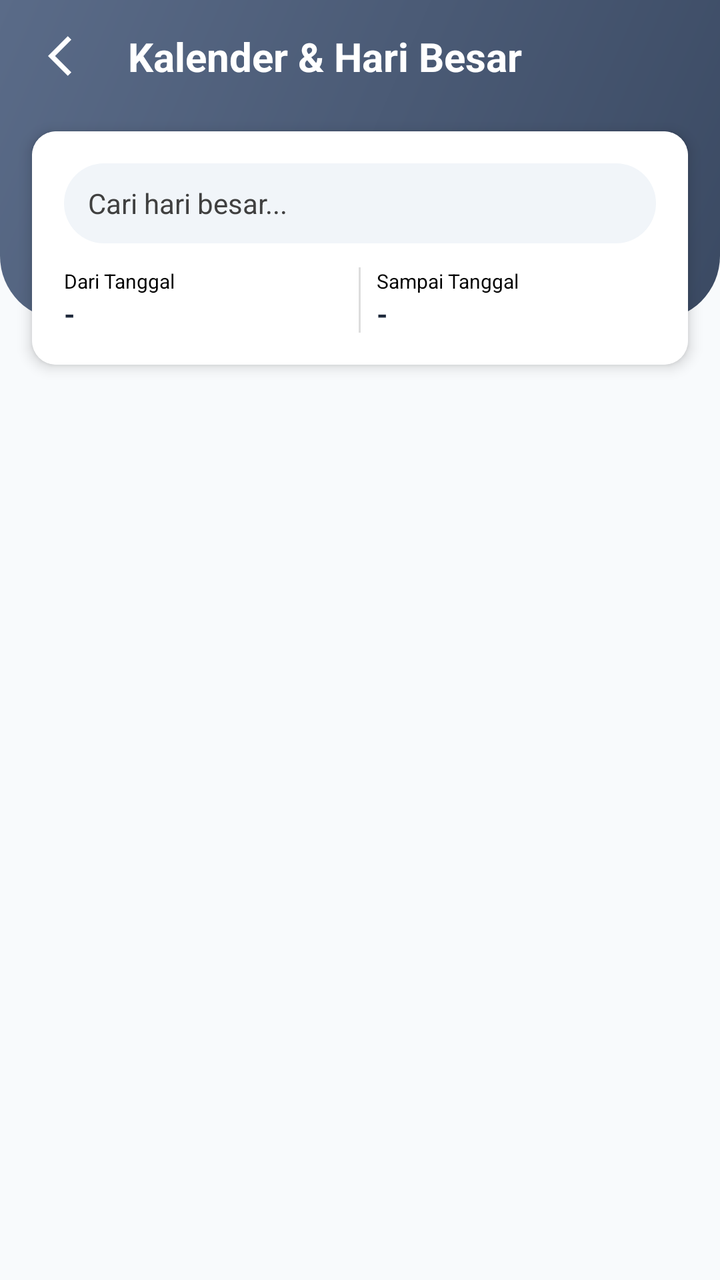
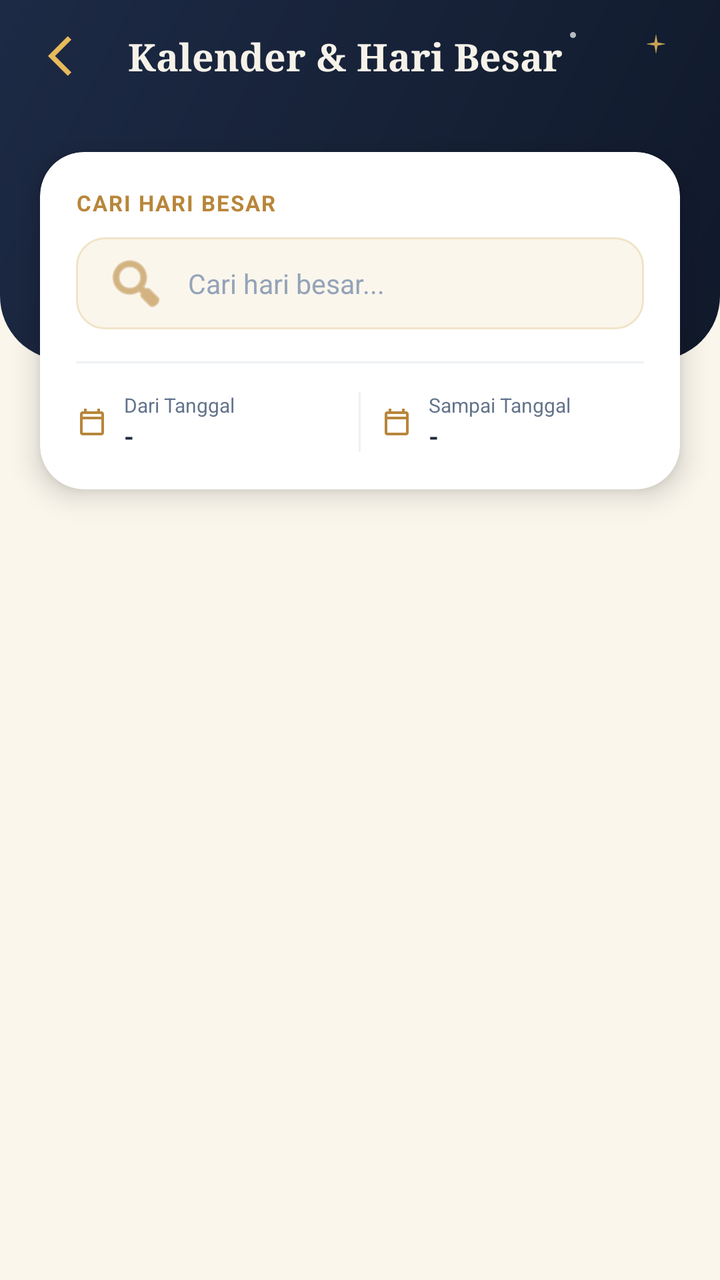

Two renders of the same Android screen: before a commit and after it. Below are the layout's source before the change and the commit's diff.
<!-- AndroidManifest.xml: application theme AppTheme -->
<!-- res/layout/activity_calendar.xml -->
<?xml version="1.0" encoding="utf-8"?>
<androidx.constraintlayout.widget.ConstraintLayout
    xmlns:android="http://schemas.android.com/apk/res/android"
    xmlns:app="http://schemas.android.com/apk/res-auto"
    xmlns:tools="http://schemas.android.com/tools"
    android:layout_width="match_parent"
    android:layout_height="match_parent"
    android:background="@color/bg_background">

    <View
        android:id="@+id/headerBg"
        android:layout_width="match_parent"
        android:layout_height="160dp"
        android:background="@drawable/bg_header_gradient"
        app:layout_constraintTop_toTopOf="parent" />

    <ImageView
        android:id="@+id/btnBack"
        android:layout_width="wrap_content"
        android:layout_height="wrap_content"
        android:layout_marginStart="24dp"
        android:layout_marginTop="16dp"
        android:src="@drawable/ic_arrow_back"
        app:tint="@android:color/white"
        app:layout_constraintStart_toStartOf="parent"
        app:layout_constraintTop_toTopOf="parent" />

    <TextView
        android:id="@+id/tvTitle"
        android:layout_width="wrap_content"
        android:layout_height="wrap_content"
        android:layout_marginStart="16dp"
        android:text="Kalender &amp; Hari Besar"
        android:textColor="@android:color/white"
        android:textSize="20sp"
        android:textStyle="bold"
        app:layout_constraintBottom_toBottomOf="@id/btnBack"
        app:layout_constraintStart_toEndOf="@id/btnBack"
        app:layout_constraintTop_toTopOf="@id/btnBack" />

    <androidx.cardview.widget.CardView
        android:id="@+id/cardFilter"
        android:layout_width="match_parent"
        android:layout_height="wrap_content"
        android:layout_marginHorizontal="16dp"
        android:layout_marginTop="24dp"
        app:cardCornerRadius="12dp"
        app:cardElevation="4dp"
        app:layout_constraintTop_toBottomOf="@id/tvTitle">

        <LinearLayout
            android:layout_width="match_parent"
            android:layout_height="wrap_content"
            android:background="@android:color/white"
            android:orientation="vertical"
            android:padding="16dp">

            <EditText
                android:id="@+id/etSearch"
                android:layout_width="match_parent"
                android:layout_height="40dp"
                android:background="@drawable/bg_card_rounded"
                android:backgroundTint="#F1F5F9"
                android:drawablePadding="8dp"
                android:hint="Cari hari besar..."
                android:textColorHint="#404040"
                android:textColor="@color/text_primary"
                android:paddingHorizontal="12dp"
                android:textSize="14sp"
                android:inputType="text"
                android:maxLines="1"/>

            <LinearLayout
                android:layout_width="match_parent"
                android:layout_height="wrap_content"
                android:layout_marginTop="12dp"
                android:orientation="horizontal"
                android:baselineAligned="false">

                <LinearLayout
                    android:id="@+id/btnStartDate"
                    android:layout_width="0dp"
                    android:layout_height="wrap_content"
                    android:layout_weight="1"
                    android:orientation="vertical"
                    android:background="?attr/selectableItemBackground"
                    android:clickable="true"
                    android:focusable="true">

                    <TextView
                        android:layout_width="wrap_content"
                        android:layout_height="wrap_content"
                        android:text="Dari Tanggal"
                        android:textSize="10sp"
                        android:textColor="@android:color/black"/>
                    <TextView
                        android:id="@+id/tvStartDateVal"
                        android:layout_width="match_parent"
                        android:layout_height="wrap_content"
                        android:text="-"
                        android:textStyle="bold"
                        android:textColor="@color/text_primary"/>
                </LinearLayout>

                <View
                    android:layout_width="1dp"
                    android:layout_height="match_parent"
                    android:layout_marginHorizontal="8dp"
                    android:background="#ddd"/>

                <LinearLayout
                    android:id="@+id/btnEndDate"
                    android:layout_width="0dp"
                    android:layout_height="wrap_content"
                    android:layout_weight="1"
                    android:orientation="vertical"
                    android:background="?attr/selectableItemBackground"
                    android:clickable="true"
                    android:focusable="true">

                    <TextView
                        android:layout_width="wrap_content"
                        android:layout_height="wrap_content"
                        android:text="Sampai Tanggal"
                        android:textSize="10sp"
                        android:textColor="@android:color/black"/>
                    <TextView
                        android:id="@+id/tvEndDateVal"
                        android:layout_width="match_parent"
                        android:layout_height="wrap_content"
                        android:text="-"
                        android:textStyle="bold"
                        android:textColor="@color/text_primary"/>
                </LinearLayout>

                <ImageView
                    android:id="@+id/btnResetDate"
                    android:layout_width="24dp"
                    android:layout_height="24dp"
                    android:layout_gravity="center_vertical"
                    android:src="@drawable/ic_reset"
                    app:tint="@android:color/holo_red_light"
                    android:layout_marginStart="8dp"
                    android:visibility="gone"/>
            </LinearLayout>
        </LinearLayout>
    </androidx.cardview.widget.CardView>

    <androidx.recyclerview.widget.RecyclerView
        android:id="@+id/rvHolidays"
        android:layout_width="match_parent"
        android:layout_height="0dp"
        android:layout_marginTop="16dp"
        android:paddingHorizontal="16dp"
        android:clipToPadding="false"
        app:layout_constraintTop_toBottomOf="@id/cardFilter"
        app:layout_constraintBottom_toBottomOf="parent"
        tools:listitem="@layout/item_holiday" />

    <ProgressBar
        android:id="@+id/progressBar"
        android:layout_width="wrap_content"
        android:layout_height="wrap_content"
        app:layout_constraintBottom_toBottomOf="parent"
        app:layout_constraintEnd_toEndOf="parent"
        app:layout_constraintStart_toStartOf="parent"
        app:layout_constraintTop_toTopOf="parent" />

</androidx.constraintlayout.widget.ConstraintLayout>
<!-- res/layout/item_holiday.xml (included above) -->
<?xml version="1.0" encoding="utf-8"?>
<androidx.cardview.widget.CardView xmlns:android="http://schemas.android.com/apk/res/android"
    android:layout_width="match_parent"
    android:layout_height="wrap_content"
    xmlns:app="http://schemas.android.com/apk/res-auto"
    android:layout_marginBottom="12dp"
    android:background="@android:color/white"
    app:cardCornerRadius="12dp"
    app:cardElevation="2dp">

    <LinearLayout
        android:layout_width="match_parent"
        android:background="@android:color/white"
        android:layout_height="wrap_content"
        android:orientation="vertical"
        android:padding="16dp">

        <TextView
            android:id="@+id/tvDate"
            android:layout_width="wrap_content"
            android:layout_height="wrap_content"
            android:text="17 Agustus 2024"
            android:textColor="@color/header_start"
            android:textStyle="bold" />

        <TextView
            android:id="@+id/tvName"
            android:layout_width="wrap_content"
            android:layout_height="wrap_content"
            android:layout_marginTop="4dp"
            android:text="Hari Kemerdekaan RI"
            android:textColor="@color/text_primary"
            android:textSize="16sp" />

        <TextView
            android:id="@+id/tvType"
            android:layout_width="wrap_content"
            android:layout_height="wrap_content"
            android:layout_marginTop="8dp"
            android:text="Nasional"
            android:textColor="@android:color/black"
            android:textSize="10sp"
            android:background="@drawable/bg_card_rounded"
            android:paddingVertical="2dp"/>
    </LinearLayout>
</androidx.cardview.widget.CardView>
<!-- resources referenced by this layout -->
<resources>
  <color name="bg_background">#F8FAFC</color>
  <color name="header_start">#5A6B88</color>
  <color name="text_primary">#1E293B</color>
  <!-- drawable bg_card_rounded (drawable) -->
  <?xml version="1.0" encoding="utf-8"?>
  <shape xmlns:android="http://schemas.android.com/apk/res/android">
      <solid android:color="@color/card_white"/>
      <corners android:radius="24dp"/>
  </shape>
  <!-- drawable bg_header_gradient (drawable) -->
  <?xml version="1.0" encoding="utf-8"?>
  <shape xmlns:android="http://schemas.android.com/apk/res/android" android:shape="rectangle">
      <gradient
          android:startColor="@color/header_start"
          android:endColor="@color/header_end"
          android:angle="315"/>
      <corners
          android:bottomLeftRadius="32dp"
          android:bottomRightRadius="32dp"/>
  </shape>
  <style name="AppTheme" parent="Theme.AlKaukaba">
          <item name="android:windowDrawsSystemBarBackgrounds" tools:targetApi="lollipop">true</item>
      </style>
  <color name="card_white">#FFFFFF</color>
  <color name="header_end">#3B4A63</color>
  <color name="purple_500">#FF6200EE</color>
  <color name="transparent">#00FFFFFF</color>
  <color name="white">#FFFFFFFF</color>
  <color name="teal_200">#FF03DAC5</color>
  <color name="teal_700">#FF018786</color>
  <color name="black">#FF000000</color>
  <style name="ThemeOverlay.AlKaukaba.BottomSheetDialog" parent="ThemeOverlay.MaterialComponents.BottomSheetDialog">
          <item name="bottomSheetStyle">@style/Widget.AlKaukaba.BottomSheet.Modal</item>
      </style>
  <style name="Widget.AlKaukaba.BottomSheet.Modal" parent="Widget.MaterialComponents.BottomSheet.Modal">
          <item name="shapeAppearanceOverlay">@style/ShapeAppearance.AlKaukaba.BottomSheet</item>
      </style>
  <!-- unchanged entries left out for length: 4 -->
</resources>

<!-- the commit's change to res/layout/activity_calendar.xml (unified diff, before → after) -->
@@ -5,13 +5,56 @@
     xmlns:tools="http://schemas.android.com/tools"
     android:layout_width="match_parent"
     android:layout_height="match_parent"
-    android:background="@color/bg_background">
+    android:background="@color/bg_home_warm">
 
     <View
         android:id="@+id/headerBg"
         android:layout_width="match_parent"
-        android:layout_height="160dp"
-        android:background="@drawable/bg_header_gradient"
+        android:layout_height="180dp"
+        android:background="@drawable/bg_header_gradient_navy"
+        app:layout_constraintTop_toTopOf="parent" />
+
+    <View
+        android:layout_width="3dp"
+        android:layout_height="3dp"
+        android:layout_marginTop="16dp"
+        android:layout_marginEnd="72dp"
+        android:alpha="0.7"
+        android:background="@drawable/dot_star"
+        app:layout_constraintEnd_toEndOf="parent"
+        app:layout_constraintTop_toTopOf="parent" />
+
+    <ImageView
+        android:layout_width="12dp"
+        android:layout_height="12dp"
+        android:layout_marginTop="16dp"
+        android:layout_marginEnd="26dp"
+        android:alpha="0.85"
+        android:src="@drawable/ic_sparkle"
+        app:tint="@color/gold_accent"
+        app:layout_constraintEnd_toEndOf="parent"
+        app:layout_constraintTop_toTopOf="parent"
+        tools:ignore="ContentDescription" />
+
+    <View
+        android:layout_width="3dp"
+        android:layout_height="3dp"
+        android:layout_marginStart="40dp"
+        android:layout_marginTop="96dp"
+        android:alpha="0.6"
+        android:background="@drawable/dot_star"
+        android:backgroundTint="@color/gold_accent"
+        app:layout_constraintStart_toStartOf="parent"
+        app:layout_constraintTop_toTopOf="parent" />
+
+    <View
+        android:layout_width="3dp"
+        android:layout_height="3dp"
+        android:layout_marginEnd="54dp"
+        android:layout_marginTop="128dp"
+        android:alpha="0.55"
+        android:background="@drawable/dot_star"
+        app:layout_constraintEnd_toEndOf="parent"
         app:layout_constraintTop_toTopOf="parent" />
 
     <ImageView
@@ -21,7 +64,7 @@
         android:layout_marginStart="24dp"
         android:layout_marginTop="16dp"
         android:src="@drawable/ic_arrow_back"
-        app:tint="@android:color/white"
+        app:tint="@color/gold_accent"
         app:layout_constraintStart_toStartOf="parent"
         app:layout_constraintTop_toTopOf="parent" />
 
@@ -30,9 +73,10 @@
         android:layout_width="wrap_content"
         android:layout_height="wrap_content"
         android:layout_marginStart="16dp"
+        android:fontFamily="serif"
         android:text="Kalender &amp; Hari Besar"
-        android:textColor="@android:color/white"
-        android:textSize="20sp"
+        android:textColor="@color/text_on_dark"
+        android:textSize="19sp"
         android:textStyle="bold"
         app:layout_constraintBottom_toBottomOf="@id/btnBack"
         app:layout_constraintStart_toEndOf="@id/btnBack"
@@ -40,108 +84,165 @@
 
     <androidx.cardview.widget.CardView
         android:id="@+id/cardFilter"
-        android:layout_width="match_parent"
-        android:layout_height="wrap_content"
-        android:layout_marginHorizontal="16dp"
-        android:layout_marginTop="24dp"
-        app:cardCornerRadius="12dp"
-        app:cardElevation="4dp"
-        app:layout_constraintTop_toBottomOf="@id/tvTitle">
+        android:layout_width="0dp"
+        android:layout_height="wrap_content"
+        android:layout_marginStart="20dp"
+        android:layout_marginTop="36dp"
+        android:layout_marginEnd="20dp"
+        app:cardBackgroundColor="@color/card_white"
+        app:cardCornerRadius="22dp"
+        app:cardElevation="8dp"
+        app:layout_constraintEnd_toEndOf="parent"
+        app:layout_constraintStart_toStartOf="parent"
+        app:layout_constraintTop_toBottomOf="@id/btnBack">
 
         <LinearLayout
             android:layout_width="match_parent"
             android:layout_height="wrap_content"
-            android:background="@android:color/white"
             android:orientation="vertical"
-            android:padding="16dp">
+            android:padding="18dp">
+
+            <TextView
+                android:layout_width="wrap_content"
+                android:layout_height="wrap_content"
+                android:letterSpacing="0.06"
+                android:text="CARI HARI BESAR"
+                android:textColor="@color/text_label_gold"
+                android:textSize="11sp"
+                android:textStyle="bold" />
 
             <EditText
                 android:id="@+id/etSearch"
                 android:layout_width="match_parent"
-                android:layout_height="40dp"
-                android:background="@drawable/bg_card_rounded"
-                android:backgroundTint="#F1F5F9"
-                android:drawablePadding="8dp"
+                android:layout_height="46dp"
+                android:layout_marginTop="10dp"
+                android:background="@drawable/bg_input_pill_light"
+                android:drawableStart="@android:drawable/ic_menu_search"
+                android:drawablePadding="10dp"
+                android:drawableTint="@color/text_label_gold"
                 android:hint="Cari hari besar..."
-                android:textColorHint="#404040"
+                android:textColorHint="@color/text_hint"
                 android:textColor="@color/text_primary"
-                android:paddingHorizontal="12dp"
-                android:textSize="14sp"
+                android:paddingHorizontal="14dp"
+                android:textSize="13.5sp"
                 android:inputType="text"
                 android:maxLines="1"/>
+
+            <View
+                android:layout_width="match_parent"
+                android:layout_height="1dp"
+                android:layout_marginTop="16dp"
+                android:background="@color/divider_soft" />
 
             <LinearLayout
                 android:layout_width="match_parent"
                 android:layout_height="wrap_content"
-                android:layout_marginTop="12dp"
+                android:layout_marginTop="14dp"
                 android:orientation="horizontal"
-                android:baselineAligned="false">
+                android:baselineAligned="false"
+                android:gravity="center_vertical">
 
                 <LinearLayout
                     android:id="@+id/btnStartDate"
                     android:layout_width="0dp"
                     android:layout_height="wrap_content"
                     android:layout_weight="1"
-                    android:orientation="vertical"
+                    android:orientation="horizontal"
+                    android:gravity="center_vertical"
                     android:background="?attr/selectableItemBackground"
                     android:clickable="true"
                     android:focusable="true">
 
-                    <TextView
-                        android:layout_width="wrap_content"
+                    <ImageView
+                        android:layout_width="16dp"
+                        android:layout_height="16dp"
+                        android:layout_marginEnd="8dp"
+                        android:src="@drawable/ic_calendar"
+                        app:tint="@color/text_label_gold"
+                        tools:ignore="ContentDescription" />
+
+                    <LinearLayout
+                        android:layout_width="0dp"
                         android:layout_height="wrap_content"
-                        android:text="Dari Tanggal"
-                        android:textSize="10sp"
-                        android:textColor="@android:color/black"/>
-                    <TextView
-                        android:id="@+id/tvStartDateVal"
-                        android:layout_width="match_parent"
-                        android:layout_height="wrap_content"
-                        android:text="-"
-                        android:textStyle="bold"
-                        android:textColor="@color/text_primary"/>
+                        android:layout_weight="1"
+                        android:orientation="vertical">
+
+                        <TextView
+                            android:layout_width="wrap_content"
+                            android:layout_height="wrap_content"
+                            android:text="Dari Tanggal"
+                            android:textSize="10sp"
+                            android:textColor="@color/text_secondary"/>
+
+                        <TextView
+                            android:id="@+id/tvStartDateVal"
+                            android:layout_width="match_parent"
+                            android:layout_height="wrap_content"
+                            android:text="-"
+                            android:textSize="12.5sp"
+                            android:textStyle="bold"
+                            android:textColor="@color/text_primary"/>
+                    </LinearLayout>
                 </LinearLayout>
 
                 <View
                     android:layout_width="1dp"
-                    android:layout_height="match_parent"
-                    android:layout_marginHorizontal="8dp"
-                    android:background="#ddd"/>
+                    android:layout_height="30dp"
+                    android:layout_marginHorizontal="10dp"
+                    android:background="@color/divider_soft"/>
 
                 <LinearLayout
                     android:id="@+id/btnEndDate"
                     android:layout_width="0dp"
                     android:layout_height="wrap_content"
                     android:layout_weight="1"
-                    android:orientation="vertical"
+                    android:orientation="horizontal"
+                    android:gravity="center_vertical"
                     android:background="?attr/selectableItemBackground"
                     android:clickable="true"
                     android:focusable="true">
 
-                    <TextView
-                        android:layout_width="wrap_content"
+                    <ImageView
+                        android:layout_width="16dp"
+                        android:layout_height="16dp"
+                        android:layout_marginEnd="8dp"
+                        android:src="@drawable/ic_calendar"
+                        app:tint="@color/text_label_gold"
+                        tools:ignore="ContentDescription" />
+
+                    <LinearLayout
+                        android:layout_width="0dp"
                         android:layout_height="wrap_content"
-                        android:text="Sampai Tanggal"
-                        android:textSize="10sp"
-                        android:textColor="@android:color/black"/>
-                    <TextView
-                        android:id="@+id/tvEndDateVal"
-                        android:layout_width="match_parent"
-                        android:layout_height="wrap_content"
-                        android:text="-"
-                        android:textStyle="bold"
-                        android:textColor="@color/text_primary"/>
+                        android:layout_weight="1"
+                        android:orientation="vertical">
+
+                        <TextView
+                            android:layout_width="wrap_content"
+                            android:layout_height="wrap_content"
+                            android:text="Sampai Tanggal"
+                            android:textSize="10sp"
+                            android:textColor="@color/text_secondary"/>
+
+                        <TextView
+                            android:id="@+id/tvEndDateVal"
+                            android:layout_width="match_parent"
+                            android:layout_height="wrap_content"
+                            android:text="-"
+                            android:textSize="12.5sp"
+                            android:textStyle="bold"
+                            android:textColor="@color/text_primary"/>
+                    </LinearLayout>
                 </LinearLayout>
 
                 <ImageView
                     android:id="@+id/btnResetDate"
-                    android:layout_width="24dp"
-                    android:layout_height="24dp"
-                    android:layout_gravity="center_vertical"
+                    android:layout_width="22dp"
+                    android:layout_height="22dp"
+                    android:layout_marginStart="10dp"
                     android:src="@drawable/ic_reset"
-                    app:tint="@android:color/holo_red_light"
-                    android:layout_marginStart="8dp"
-                    android:visibility="gone"/>
+                    app:tint="@color/pill_red_text"
+                    android:visibility="gone"
+                    tools:visibility="visible"/>
             </LinearLayout>
         </LinearLayout>
     </androidx.cardview.widget.CardView>
@@ -150,8 +251,8 @@
         android:id="@+id/rvHolidays"
         android:layout_width="match_parent"
         android:layout_height="0dp"
-        android:layout_marginTop="16dp"
-        android:paddingHorizontal="16dp"
+        android:layout_marginTop="18dp"
+        android:paddingHorizontal="20dp"
         android:clipToPadding="false"
         app:layout_constraintTop_toBottomOf="@id/cardFilter"
         app:layout_constraintBottom_toBottomOf="parent"
@@ -161,6 +262,7 @@
         android:id="@+id/progressBar"
         android:layout_width="wrap_content"
         android:layout_height="wrap_content"
+        android:indeterminateTint="@color/gold_accent"
         app:layout_constraintBottom_toBottomOf="parent"
         app:layout_constraintEnd_toEndOf="parent"
         app:layout_constraintStart_toStartOf="parent"
@@ -170,47 +272,71 @@
 <!-- res/layout/item_holiday.xml (included above) -->
 <?xml version="1.0" encoding="utf-8"?>
 <androidx.cardview.widget.CardView xmlns:android="http://schemas.android.com/apk/res/android"
+    xmlns:app="http://schemas.android.com/apk/res-auto"
+    xmlns:tools="http://schemas.android.com/tools"
     android:layout_width="match_parent"
     android:layout_height="wrap_content"
-    xmlns:app="http://schemas.android.com/apk/res-auto"
     android:layout_marginBottom="12dp"
-    android:background="@android:color/white"
-    app:cardCornerRadius="12dp"
-    app:cardElevation="2dp">
-
-    <LinearLayout
+    app:cardBackgroundColor="@color/card_white"
+    app:cardCornerRadius="18dp"
+    app:cardElevation="3dp">
+
+    <androidx.constraintlayout.widget.ConstraintLayout
         android:layout_width="match_parent"
-        android:background="@android:color/white"
-        android:layout_height="wrap_content"
-        android:orientation="vertical"
-        android:padding="16dp">
+        android:layout_height="wrap_content"
+        android:padding="14dp">
+
+        <ImageView
+            android:id="@+id/ivHolidayIcon"
+            android:layout_width="44dp"
+            android:layout_height="44dp"
+            android:background="@drawable/bg_circle_button"
+            android:backgroundTint="@color/date_pill_bg"
+            android:padding="12dp"
+            android:src="@drawable/ic_menu_star"
+            app:tint="@color/text_label_gold"
+            app:layout_constraintStart_toStartOf="parent"
+            app:layout_constraintTop_toTopOf="parent"
+            app:layout_constraintBottom_toBottomOf="parent"
+            tools:ignore="ContentDescription" />
+
+        <TextView
+            android:id="@+id/tvName"
+            android:layout_width="0dp"
+            android:layout_height="wrap_content"
+            android:layout_marginStart="12dp"
+            android:text="Hari Kemerdekaan RI"
+            android:textColor="@color/text_primary"
+            android:textSize="14sp"
+            android:textStyle="bold"
+            app:layout_constraintEnd_toEndOf="parent"
+            app:layout_constraintStart_toEndOf="@id/ivHolidayIcon"
+            app:layout_constraintTop_toTopOf="@id/ivHolidayIcon" />
 
         <TextView
             android:id="@+id/tvDate"
-            android:layout_width="wrap_content"
+            android:layout_width="0dp"
             android:layout_height="wrap_content"
+            android:layout_marginTop="3dp"
             android:text="17 Agustus 2024"
-            android:textColor="@color/header_start"
-            android:textStyle="bold" />
-
-        <TextView
-            android:id="@+id/tvName"
-            android:layout_width="wrap_content"
-            android:layout_height="wrap_content"
-            android:layout_marginTop="4dp"
-            android:text="Hari Kemerdekaan RI"
-            android:textColor="@color/text_primary"
-            android:textSize="16sp" />
+            android:textColor="@color/text_label_gold"
+            android:textSize="12sp"
+            android:textStyle="bold"
+            app:layout_constraintEnd_toEndOf="parent"
+            app:layout_constraintStart_toStartOf="@id/tvName"
+            app:layout_constraintTop_toBottomOf="@id/tvName" />
 
         <TextView
             android:id="@+id/tvType"
-            android:layout_width="wrap_content"
+            android:layout_width="0dp"
             android:layout_height="wrap_content"
-            android:layout_marginTop="8dp"
+            android:layout_marginTop="2dp"
             android:text="Nasional"
-            android:textColor="@android:color/black"
-            android:textSize="10sp"
-            android:background="@drawable/bg_card_rounded"
-            android:paddingVertical="2dp"/>
-    </LinearLayout>
+            android:textColor="@color/text_secondary"
+            android:textSize="11sp"
+            app:layout_constraintEnd_toEndOf="parent"
+            app:layout_constraintStart_toStartOf="@id/tvName"
+            app:layout_constraintTop_toBottomOf="@id/tvDate" />
+
+    </androidx.constraintlayout.widget.ConstraintLayout>
 </androidx.cardview.widget.CardView>
<!-- resource entries referenced after the edit -->
@@ -1,30 +1,80 @@
 <!-- resources referenced by this layout -->
 <resources>
-  <color name="bg_background">#F8FAFC</color>
-  <color name="header_start">#5A6B88</color>
+  <color name="bg_home_warm">#FAF6EC</color>
   <color name="text_primary">#1E293B</color>
-  <!-- drawable bg_card_rounded (drawable) -->
+  <color name="text_secondary">#64748B</color>
+  <!-- drawable bg_circle_button (drawable) -->
   <?xml version="1.0" encoding="utf-8"?>
-  <shape xmlns:android="http://schemas.android.com/apk/res/android">
-      <solid android:color="@color/card_white"/>
-      <corners android:radius="24dp"/>
-  </shape>
-  <!-- drawable bg_header_gradient (drawable) -->
+  <shape xmlns:android="http://schemas.android.com/apk/res/android" android:shape="oval">
+      <solid android:color="#FFFFFF"/> </shape>
+  <!-- drawable bg_header_gradient_navy (drawable) -->
   <?xml version="1.0" encoding="utf-8"?>
   <shape xmlns:android="http://schemas.android.com/apk/res/android" android:shape="rectangle">
       <gradient
-          android:startColor="@color/header_start"
-          android:endColor="@color/header_end"
+          android:startColor="@color/navy_gradient_top"
+          android:endColor="@color/login_bg_deep"
           android:angle="315"/>
       <corners
           android:bottomLeftRadius="32dp"
           android:bottomRightRadius="32dp"/>
   </shape>
+  <!-- drawable bg_input_pill_light (drawable) -->
+  <?xml version="1.0" encoding="utf-8"?>
+  <shape xmlns:android="http://schemas.android.com/apk/res/android" android:shape="rectangle">
+      <solid android:color="@color/bg_home_warm" />
+      <corners android:radius="14dp" />
+      <stroke
+          android:width="1dp"
+          android:color="#F0E4C8" />
+  </shape>
+  <!-- drawable dot_star (drawable) -->
+  <?xml version="1.0" encoding="utf-8"?>
+  <shape xmlns:android="http://schemas.android.com/apk/res/android" android:shape="oval">
+      <solid android:color="@android:color/white" />
+  </shape>
+  <!-- drawable ic_calendar (drawable) -->
+  <vector xmlns:android="http://schemas.android.com/apk/res/android"
+      android:width="24dp"
+      android:height="24dp"
+      android:viewportWidth="24"
+      android:viewportHeight="24"
+      android:tint="#757575"> <path
+      android:fillColor="@android:color/white"
+      android:pathData="M19,4h-1V2h-2v2H8V2H6v2H5C3.89,4 3,4.9 3,6v14c0,1.1 0.89,2 2,2h14c1.1,0 2,-0.9 2,-2V6C21,4.9 20.1,4 19,4zM19,20H5V10h14V20zM19,8H5V6h14V8z"/>
+  </vector>
+  <!-- drawable ic_menu_star (drawable) -->
+  <vector xmlns:android="http://schemas.android.com/apk/res/android"
+      android:width="24dp"
+      android:height="24dp"
+      android:viewportWidth="24"
+      android:viewportHeight="24">
+      <path
+          android:fillColor="#CA8A04"
+          android:pathData="M12,17.27L18.18,21l-1.64,-7.03L22,9.24l-7.19,-0.61L12,2 9.19,8.63 2,9.24l5.46,4.73L5.82,21z"/>
+  </vector>
+  <!-- drawable ic_sparkle (drawable) -->
+  <vector xmlns:android="http://schemas.android.com/apk/res/android"
+      android:width="24dp"
+      android:height="24dp"
+      android:viewportWidth="24"
+      android:viewportHeight="24">
+    <path
+        android:fillColor="@android:color/white"
+        android:pathData="M12,2 L13.6,10.4 L22,12 L13.6,13.6 L12,22 L10.4,13.6 L2,12 L10.4,10.4 Z" />
+  </vector>
   <style name="AppTheme" parent="Theme.AlKaukaba">
           <item name="android:windowDrawsSystemBarBackgrounds" tools:targetApi="lollipop">true</item>
       </style>
+  <color name="navy_gradient_top">#1D2A45</color>
+  <color name="login_bg_deep">#10192A</color>
   <color name="card_white">#FFFFFF</color>
-  <color name="header_end">#3B4A63</color>
+  <color name="date_pill_bg">#FBF0DA</color>
+  <color name="divider_soft">#EEF1F4</color>
+  <color name="gold_accent">#E8BA5C</color>
+  <color name="pill_red_text">#B91C1C</color>
+  <color name="text_hint">#94A3B8</color>
+  <color name="text_label_gold">#B8863A</color>
+  <color name="text_on_dark">#F6F2E9</color>
   <color name="purple_500">#FF6200EE</color>
   <color name="transparent">#00FFFFFF</color>
   <color name="white">#FFFFFFFF</color>
